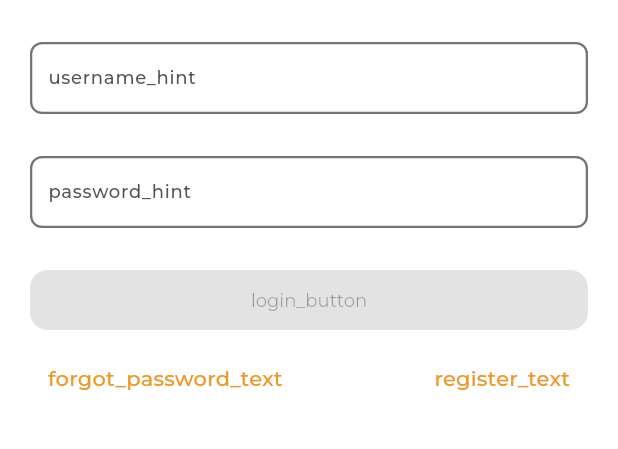
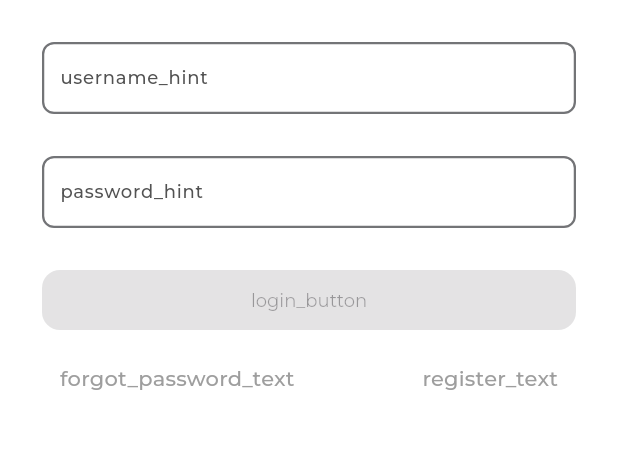
Before and after one commit to katchenin-13/formation_app, a Flutter app: the screen it shows after launch, after a tap on "skip", on a phone screen of 412 x 824 dp, the part 486-935 px from its top. Run offline on Flutter 3.47's test engine with Material 3 defaults, Android fonts, the phone set to English and light mode, and no system bars; our stand-ins replace country_code_picker, dartz, device_info, dio, easy_localization, flutter_svg and 8 more; generated files the repository leaves out were written again; project files that could hold a hidden picture were left out.

```diff
--- a/lib/data/mapper/mapper.dart
+++ b/lib/data/mapper/mapper.dart
@@ -12,7 +12,6 @@ const ZERO = 0;
 /// Extension sur `CustomerResponse?` pour fournir une fonction de mapping vers le modèle de domaine `Customer`.
 extension CustomerResponseMapper on CustomerResponse? {
   /// Convertit un objet nullable `CustomerResponse` en un objet non-nullable `Customer`.
-  ///
   /// Cette méthode gère les valeurs nulles en fournissant des valeurs par défaut :
   /// - `id` est mappé à une chaîne vide si nul.
   /// - `name` est mappé à une chaîne vide si nul.
@@ -31,11 +30,11 @@ extension CustomerResponseMapper on CustomerResponse? {
 /// Extension sur `ContactsResponse?` pour fournir une fonction de mapping vers le modèle de domaine `Contacts`.
 extension ContactsResponseMapper on ContactsResponse? {
   /// Convertit un objet nullable `ContactsResponse` en un objet non-nullable `Contacts`.
-  ///
   /// Cette méthode gère les valeurs nulles en fournissant des valeurs par défaut :
   /// - `phone` est mappé à une chaîne vide si nul.
   /// - `email` est mappé à une chaîne vide si nul.
   /// - `link` est mappé à une chaîne vide si nul.
+
   Contacts toDomain() {
     return Contacts(
         this?.phone?.orEmpty() ??EMPTY, // Mappe `phone` à une chaîne vide si nul.
--- a/lib/data/network/app_api.dart
+++ b/lib/data/network/app_api.dart
@@ -33,4 +33,10 @@ abstract class AppServiceClient{
 
   );
 
+  @GET("/home")
+  Future<HomeResponse>getHome();
+
+  @GET("/storeDetails/1")
+  Future<StoreDetailsResponse>getStoreDetails();
+
 }
--- a/lib/data/request/request.dart
+++ b/lib/data/request/request.dart
@@ -3,7 +3,6 @@ class LoginRequest {
    String password;
    String imei;
    String deviceType;
-
   LoginRequest(this.email, this.password, this.imei, this.deviceType);
 }
 
--- a/lib/presentation/common/state_renderer/state_render_impl.dart
+++ b/lib/presentation/common/state_renderer/state_render_impl.dart
@@ -5,8 +5,9 @@ import 'package:flutter/material.dart';
 
 abstract class FlowState {
   StateRendererType getStateRendererType();
+  String getMessage();
 
-  String getMessage();
+
 }
 
 // Loading State (POPUP, FULL SCREEN)
--- a/lib/presentation/login/login_view.dart
+++ b/lib/presentation/login/login_view.dart
@@ -18,13 +18,13 @@ class LoginView extends StatefulWidget {
 }
 
 class _LoginViewState extends State<LoginView> {
-  LoginViewModel _viewModel = instance<LoginViewModel>();
-  AppPreferences _appPreferences = instance<AppPreferences>();
-  TextEditingController _userNameController = TextEditingController();
-  TextEditingController _passwordController = TextEditingController();
+  final LoginViewModel _viewModel = instance<LoginViewModel>();
+  final AppPreferences _appPreferences = instance<AppPreferences>();
+  final TextEditingController _userNameController = TextEditingController();
+  final TextEditingController _passwordController = TextEditingController();
   final _formKey = GlobalKey<FormState>();
 
-  @override
+
   _bind() {
     _viewModel.start();
 
@@ -33,7 +33,7 @@ class _LoginViewState extends State<LoginView> {
     _passwordController
         .addListener(() => _viewModel.setPassword(_passwordController.text));
     _viewModel.isUserLoggedInSuccessfullyStreamController.stream
-        .listen((isSuccessLpggedIn) {
+        .listen((isSuccessLoggedIn) {
       SchedulerBinding.instance?.addPostFrameCallback((_) {
         // navigate to main screen
         _appPreferences.setIsUserLoggedIn();
@@ -73,7 +73,7 @@ class _LoginViewState extends State<LoginView> {
           child: Form(
             key: _formKey,
             child: Column(children: [
-              Image(image: AssetImage(ImageAssets.splashLogo)),
+             const Image(image: AssetImage(ImageAssets.splashLogo)),
               const SizedBox(
                 height: AppSize.s28,
               ),
@@ -139,7 +139,7 @@ class _LoginViewState extends State<LoginView> {
                               _viewModel.login();
                             }
                           : null,
-                      child: Text(
+                      child: const Text(
                         AppStrings.login,
                       ),
                     ),
@@ -147,7 +147,7 @@ class _LoginViewState extends State<LoginView> {
                 ),
               ),
               Padding(
-                padding: EdgeInsets.only(
+                padding: const EdgeInsets.only(
                   top: AppPadding.p8,
                   left: AppPadding.p28,
                   right: AppPadding.p28,
--- a/lib/presentation/resources/routes_manager.dart
+++ b/lib/presentation/resources/routes_manager.dart
@@ -40,6 +40,7 @@ class  RoutesGenerator{
       case Routes.mainRoute:
          return MaterialPageRoute(builder:(_)=>const MainView());
       case Routes.registerRoute:
+         initRegisterModule();
         return MaterialPageRoute(builder: (_) => const RegisterView());
       default:
       return unDefinedRoute();
--- a/lib/presentation/resources/styles_manager.dart
+++ b/lib/presentation/resources/styles_manager.dart
@@ -4,42 +4,47 @@ import 'font_manager.dart';
 
 //get text style
 TextStyle _getTextStyle(
-    double fontSize,
-    String fontFamily,
-    FontWeight fontWeight,
-    Color color) {
+    double fontSize, String fontFamily, FontWeight fontWeight, Color color) {
   return TextStyle(
-    fontSize: fontSize,
-    fontFamily: fontFamily,
-    fontWeight: fontWeight,
-    color: color,
-  );
+      fontSize: fontSize,
+      fontFamily: fontFamily,
+      color: color,
+      fontWeight: fontWeight);
 }
 
-//regular text style
+// regular style
+
 TextStyle getRegularStyle(
-    {
-      double fontSize = FontSize.s12,
-      required Color color
-      }) {
+    {double fontSize = FontSize.s12, required Color color}) {
   return _getTextStyle(
       fontSize, FontConstants.fontFamily, FontWeightManager.regular, color);
 }
+// light text style
 
-//semi Bold text style
-TextStyle getSemiBoldStyle({
-  double fontSize = FontSize.s12,
-  required Color color,
-}) {
+TextStyle getLightStyle(
+    {double fontSize = FontSize.s12, required Color color}) {
+  return _getTextStyle(
+      fontSize, FontConstants.fontFamily, FontWeightManager.light, color);
+}
+// bold text style
+
+TextStyle getBoldStyle({double fontSize = FontSize.s12, required Color color}) {
+  return _getTextStyle(
+      fontSize, FontConstants.fontFamily, FontWeightManager.bold, color);
+}
+
+// semi bold text style
+
+TextStyle getSemiBoldStyle(
+    {double fontSize = FontSize.s12, required Color color}) {
   return _getTextStyle(
       fontSize, FontConstants.fontFamily, FontWeightManager.semiBold, color);
 }
 
-//medium text style
-TextStyle getMediumStyle({
-  double fontSize = FontSize.s12,
-  required Color color,
-}) {
+// medium text style
+
+TextStyle getMediumStyle(
+    {double fontSize = FontSize.s12, required Color color}) {
   return _getTextStyle(
       fontSize, FontConstants.fontFamily, FontWeightManager.medium, color);
 }
--- a/lib/presentation/resources/theme_manager.dart
+++ b/lib/presentation/resources/theme_manager.dart
@@ -6,104 +6,92 @@ import 'package:formation_app/presentation/resources/values_manager.dart';
 
 ThemeData getApplicationTheme() {
   return ThemeData(
-    // main colors of the application
-
+      // main colors of the app
       primaryColor: ColorManager.primary,
       primaryColorLight: ColorManager.primaryOpacity70,
       primaryColorDark: ColorManager.darkPrimary,
       disabledColor: ColorManager.grey1,
-    hintColor: ColorManager.grey,
-
       // ripple color
       splashColor: ColorManager.primaryOpacity70,
-    //card view theme
+      // will be used incase of disabled button for example
+      hintColor: ColorManager.grey,
+      // card view theme
       cardTheme: CardTheme(
           color: ColorManager.white,
           shadowColor: ColorManager.grey,
-      elevation: AppSize.s4,
-    ),
-    // app bar theme
+          elevation: AppSize.s4),
+      // App bar theme
       appBarTheme: AppBarTheme(
           centerTitle: true,
           color: ColorManager.primary,
           elevation: AppSize.s4,
           shadowColor: ColorManager.primaryOpacity70,
           titleTextStyle: getRegularStyle(
-        color: ColorManager.white,
-        fontSize: FontSize.s16,
-      ),
-    ),
-    //Button theme
+              color: ColorManager.white, fontSize: FontSize.s16)),
+      // Button theme
       buttonTheme: ButtonThemeData(
-      shape: const StadiumBorder(),
+          shape: StadiumBorder(),
           disabledColor: ColorManager.grey1,
           buttonColor: ColorManager.primary,
-      splashColor: ColorManager.primaryOpacity70,
-    ),
+          splashColor: ColorManager.primaryOpacity70),
+
       // elevated button theme
       elevatedButtonTheme: ElevatedButtonThemeData(
           style: ElevatedButton.styleFrom(
-        textStyle: getRegularStyle(
-          color: ColorManager.white,
-        ),
-        // primary: ColorManager.primary,
+              textStyle: getRegularStyle(color: ColorManager.white), backgroundColor: ColorManager.primary,
               shape: RoundedRectangleBorder(
-          borderRadius: BorderRadius.circular(AppSize.s12),
-        ),
-      ),
-    ),
-    //text theme
+                  borderRadius: BorderRadius.circular(AppSize.s12)))),
+
+      // Text theme
       textTheme: TextTheme(
           displayLarge: getSemiBoldStyle(
               color: ColorManager.darkGrey, fontSize: FontSize.s16),
-      //headlineLarge: getRegularStyle(color: ColorManager.lightGrey, fontSize: FontSize.s14),
-      titleMedium:
-          getMediumStyle(color: ColorManager.primary, fontSize: FontSize.s14),
-      bodyLarge: getRegularStyle(color: ColorManager.grey1),
-      bodySmall: getRegularStyle(color: ColorManager.grey),
-      //caption:getRegularStyle(color: ColorManager.grey1),
-    ),
-    //Text theme
-    //input decoration theme(text form field)
+          displayMedium: getRegularStyle(
+              color: ColorManager.white, fontSize: FontSize.s16),
+          displaySmall:
+              getBoldStyle(color: ColorManager.primary, fontSize: FontSize.s16),
+          headlineMedium: getRegularStyle(
+              color: ColorManager.primary, fontSize: FontSize.s14),
+          titleMedium: getMediumStyle(
+              color: ColorManager.lightGrey, fontSize: FontSize.s14),
+          titleSmall: getMediumStyle(
+              color: ColorManager.primary, fontSize: FontSize.s14),
+          bodyMedium: getMediumStyle(color: ColorManager.lightGrey),
+          bodySmall: getRegularStyle(color: ColorManager.grey1),
+          bodyLarge: getRegularStyle(color: ColorManager.grey)),
+      // input decoration theme (text form field)
+
       inputDecorationTheme: InputDecorationTheme(
-        //content padding
-        contentPadding: const EdgeInsets.all(AppPadding.p8),
-        //hint style
+        contentPadding: EdgeInsets.all(AppPadding.p8),
+        // hint style
         hintStyle: getRegularStyle(color: ColorManager.grey1),
-        //label style
+
+        // label style
         labelStyle: getMediumStyle(color: ColorManager.darkGrey),
-        //error style
+        // error style
         errorStyle: getRegularStyle(color: ColorManager.error),
-        //enable border
+
+        // enabled border
         enabledBorder: OutlineInputBorder(
             borderSide:
                 BorderSide(color: ColorManager.grey, width: AppSize.s1_5),
-          borderRadius: const BorderRadius.all(Radius.circular(AppSize.s8)),
-        ),
-        //focused border
+            borderRadius: BorderRadius.all(Radius.circular(AppSize.s8))),
+
+        // focused border
         focusedBorder: OutlineInputBorder(
             borderSide:
                 BorderSide(color: ColorManager.primary, width: AppSize.s1_5),
-          borderRadius: const BorderRadius.all(Radius.circular(AppSize.s8)),
-        ),
-        //error border
+            borderRadius: BorderRadius.all(Radius.circular(AppSize.s8))),
+
+        // error border
         errorBorder: OutlineInputBorder(
             borderSide:
-              BorderSide(color: ColorManager.primary, width: AppSize.s1_5),
-          borderRadius: const BorderRadius.all(Radius.circular(AppSize.s8)),
-        ),
-        //focused error border
+                BorderSide(color: ColorManager.error, width: AppSize.s1_5),
+            borderRadius: BorderRadius.all(Radius.circular(AppSize.s8))),
+        // focused error border
         focusedErrorBorder: OutlineInputBorder(
             borderSide:
-              BorderSide(color: ColorManager.error, width: AppSize.s1_5),
-          borderRadius: const BorderRadius.all(Radius.circular(AppSize.s8)),
-        ),
-
-        //disabled border
-        disabledBorder: OutlineInputBorder(
-          borderSide:
-              BorderSide(color: ColorManager.grey, width: AppSize.s1_5),
-          borderRadius: const BorderRadius.all(Radius.circular(AppSize.s8)),
-        )),
-  );
+                BorderSide(color: ColorManager.primary, width: AppSize.s1_5),
+            borderRadius: BorderRadius.all(Radius.circular(AppSize.s8))),
+      ));
 }
--- a/lib/presentation/resources/values_manager.dart
+++ b/lib/presentation/resources/values_manager.dart
@@ -16,10 +16,11 @@ class AppPadding{
   static const double p16 = 16.0;
   static const double p18 = 18.0;
   static const double p20 = 20.0;
-  static const double p28 = 20.0;
+  static const double p28 = 28.0;
+  static const double p30 = 30.0;
   static const double p100 = 100.0;
 
-  static var p30;
+
   }
 
   class AppSize{
```
Also changed, not shown: lib/data/responses/responses.dart (+111 -0 lines), lib/presentation/common/state_renderer/state_renderer.dart (+3 -6 lines), lib/presentation/main/home_page.dart (added, +18 -0 lines), lib/presentation/main/main.dart (+59 -3 lines), lib/presentation/main/notifications_page.dart (added, +18 -0 lines), lib/presentation/main/search_page.dart (added, +18 -0 lines), lib/presentation/main/settings_page.dart (added, +21 -0 lines), lib/presentation/register/register.dart (+3 -4 lines), lib/presentation/register/register_viewmodel.dart (+11 -40 lines), lib/data/network/app_api.g.dart, lib/data/responses/responses.g.dart. Lines whose indentation alone changed are shown as unchanged.
